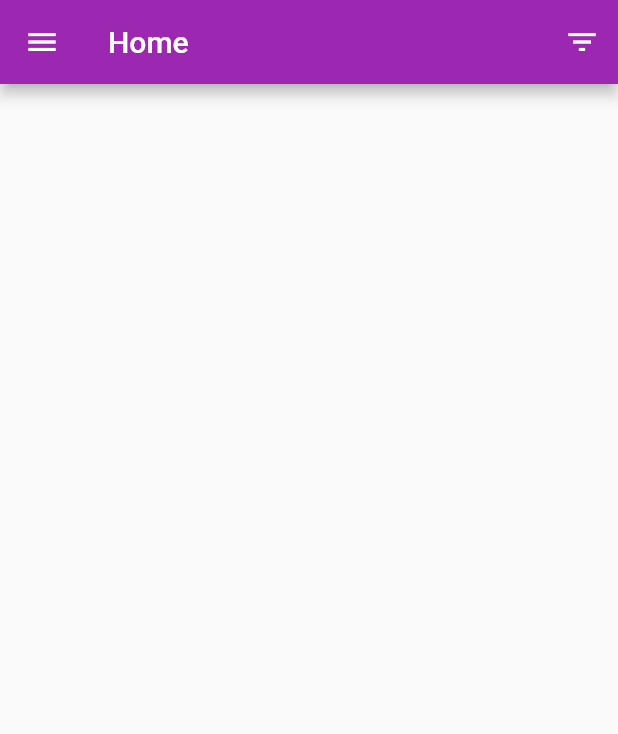
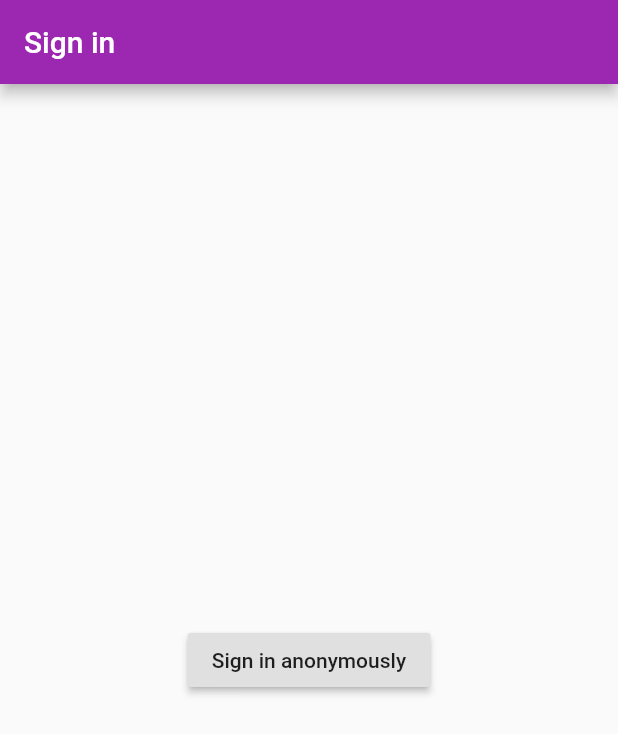
Before and after one commit to ConradSpiekerman/studygroupapp, a Flutter app: the screen it shows after launch, on a phone screen of 412 x 824 dp. Shown: the top 734 px of the screen. Run offline on Flutter 3.47's test engine with Material 2 defaults, Android fonts, the phone set to English and light mode, and no system bars; our stand-ins replace cloud_firestore, firebase_auth, shared_preferences; accounts and stored records are empty.

Commit message:
add anonymous sign-in, next step is change it to google sign-in

```diff
--- a/lib/main.dart
+++ b/lib/main.dart
@@ -6,6 +6,7 @@ import './screens/manage_event_screen.dart';
 import './screens/saved_events_screen.dart';
 import './providers/study_groups.dart';
 import './screens/create_event_screen.dart';
+import './screens/landing_screen.dart';
 
 void main() => runApp(MyApp());
 
@@ -22,7 +23,7 @@ class MyApp extends StatelessWidget {
         title: 'Study Group Planner',
         theme: ThemeData(
             primarySwatch: Colors.purple, accentColor: Colors.deepPurple),
-        home: HomePageScreen(),
+        home: LandingScreen(),
         routes: {
           ManageEventScreen.routeName: (ctx) => ManageEventScreen(),
           SavedEventsScreen.routeName: (ctx) => SavedEventsScreen(),
--- /dev/null
+++ b/lib/screens/landing_screen.dart
@@ -0,0 +1,28 @@
+import 'package:firebase_auth/firebase_auth.dart';
+import 'package:flutter/material.dart';
+import './sign_in_screen.dart';
+import './home_page_screen.dart';
+
+class LandingScreen extends StatelessWidget {
+  @override
+  Widget build(BuildContext context) {
+    return StreamBuilder<FirebaseUser>(
+      stream: FirebaseAuth.instance.onAuthStateChanged,
+      builder: (context, snapshot) {
+        if (snapshot.connectionState == ConnectionState.active) {
+          FirebaseUser user = snapshot.data;
+          if (user == null) {
+            return SignInScreen();
+          }
+          return HomePageScreen();
+        } else {
+          return Scaffold(
+            body: Center(
+              child: CircularProgressIndicator(),
+            ),
+          );
+        }
+      },
+    );
+  }
+}
--- /dev/null
+++ b/lib/screens/sign_in_screen.dart
@@ -0,0 +1,26 @@
+import 'package:flutter/material.dart';
+import 'package:firebase_auth/firebase_auth.dart';
+
+class SignInScreen extends StatelessWidget {
+
+  Future<void> _signInAnonymously() async {
+    try {
+      await FirebaseAuth.instance.signInAnonymously();
+    } catch (e) {
+      print(e); // TODO: show dialog with error
+    }
+  }
+
+  @override
+  Widget build(BuildContext context) {
+    return Scaffold(
+      appBar: AppBar(title: Text('Sign in')),
+      body: Center(
+        child: RaisedButton(
+          child: Text('Sign in anonymously'),
+          onPressed: _signInAnonymously,
+        ),
+      ),
+    );
+  }
+}
```
Also changed, not shown: lib/widgets/navigation_drawer.dart (+11 -1 lines).
